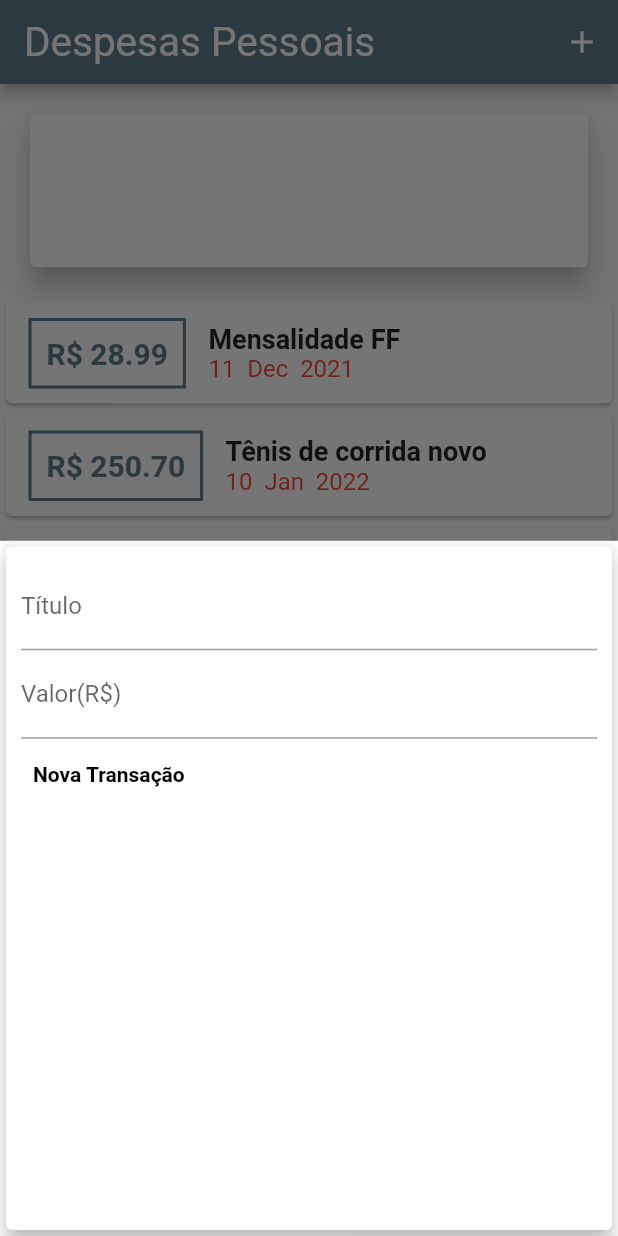
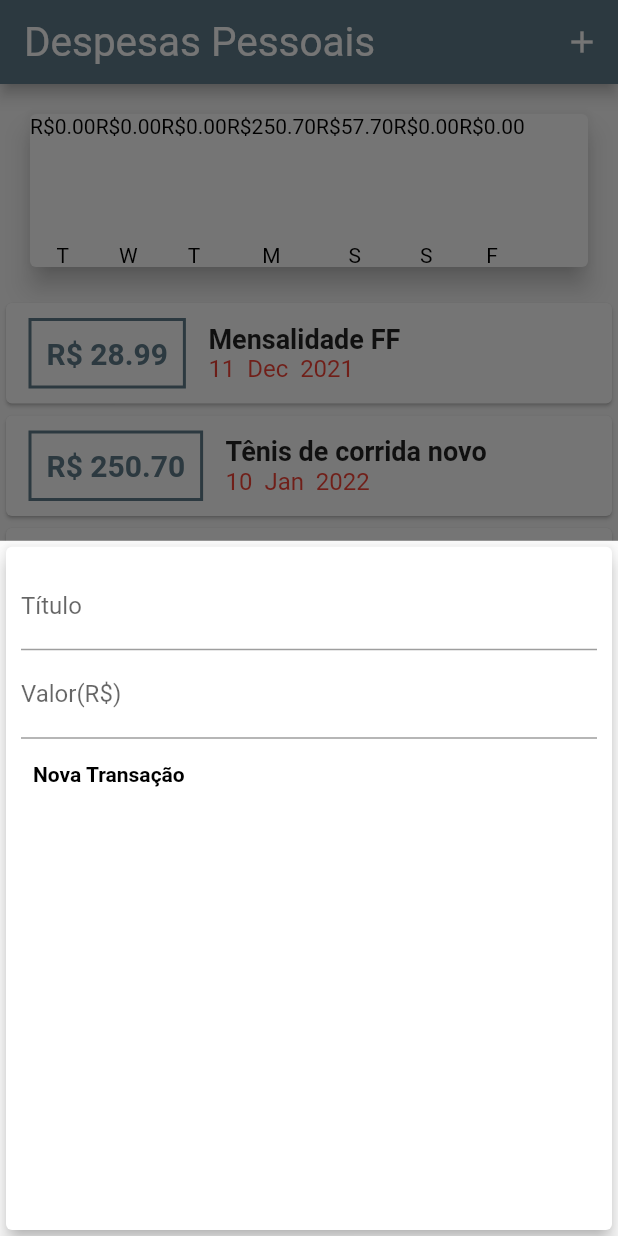
Before and after one commit to SamantthaRM/Despesas, a Flutter app: the screen it shows after launch, after a tap on the "add" icon, on a phone screen of 412 x 824 dp. Run offline on Flutter 3.47's test engine with Material 2 defaults, Android fonts, the phone set to English and light mode, and no system bars; Roboto replaces fonts that are missing (RobotoCondensed-BoldItalic).

Commit message:
ChartUp2

```diff
--- a/lib/components/chart_bar.dart
+++ b/lib/components/chart_bar.dart
@@ -16,15 +16,16 @@ class ChartBar  extends StatelessWidget {
   Widget build(BuildContext context) {
     return Column(
       children: <Widget>[
-        Text('R\$${value!.toStringAsFixed(2)}'),
+        Text('R\$${value!.toStringAsFixed(2)}',style:TextStyle(color: Colors.black)),
         SizedBox(height: 5,),
           Container(
             height: 60,
             width: 10,
             child: null,
+
           ),
         SizedBox(height: 5),
-        Text(label!),
+        Text(label!,style:TextStyle(color: Colors.black)),
       ],
     );
   }
--- a/lib/components/chart_w.dart
+++ b/lib/components/chart_w.dart
@@ -44,6 +44,7 @@ class Chart extends StatelessWidget {
   Widget build(BuildContext context) {
     groupedTransacitons;
     return Card(
+      color: Colors.white,
       elevation: 7,
       margin: EdgeInsets.all(20),
       child: Row(
--- a/lib/components/transaction_form.dart
+++ b/lib/components/transaction_form.dart
@@ -35,6 +35,7 @@ class _TransactionFormState extends State<TransactionForm> {
                   children: <Widget> [
                     TextField(
                       controller: titleControler,
+                      style: TextStyle(color: Colors.black),
                       onSubmitted: (_) => _submitForm(),
                       decoration: InputDecoration(
                         labelText: 'Título',
@@ -42,6 +43,7 @@ class _TransactionFormState extends State<TransactionForm> {
                     ),
                     TextField(
                       controller: valueControler,
+                      style: TextStyle(color: Colors.black),
                       keyboardType: TextInputType.number,
                       onSubmitted: (_) => _submitForm(),
                       decoration: InputDecoration(
```
